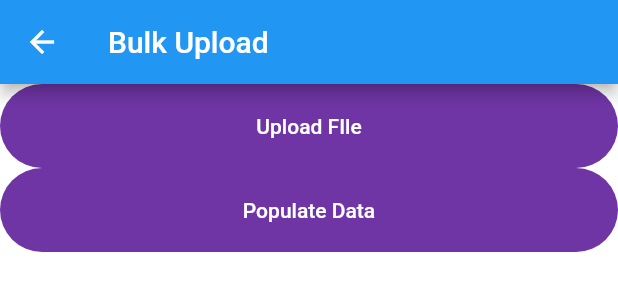
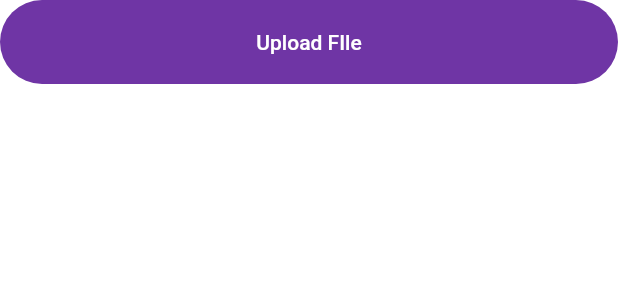
Before and after one commit to Fleonex/jupiter_clone, a Flutter app: what uploadFile() shows on an empty page, opened directly, on a phone screen of 412 x 824 dp. Shown: the top 300 px of the screen. Run offline on Flutter 3.47's test engine with Material 2 defaults, Android fonts, the phone set to English and light mode, and no system bars; our stand-ins replace cloud_firestore, csv, file_picker, firebase_auth, firebase_core, flutter_spinkit and 5 more; missing offline and left inert: dart:ffi, excel; accounts and stored records are empty.

Commit message:
changed excelsheet.dart

```diff
--- a/lib/excelsheet.dart
+++ b/lib/excelsheet.dart
@@ -14,51 +14,23 @@ class uploadFile extends StatefulWidget {
   @override
   State<uploadFile> createState() => _uploadFileState();
 }
+
 class _uploadFileState extends State<uploadFile> {
   List<List<dynamic>> _data = [];
   String? filePath;
-  // This function is triggered when the  button is pressed
   @override
   Widget build(BuildContext context) {
-    return Scaffold(
-        appBar: AppBar(
-          systemOverlayStyle: const SystemUiOverlayStyle(
-            // Status bar color
-            statusBarColor: Colors.white,
-            // Status bar brightness (optional)
-            statusBarIconBrightness:
-                Brightness.dark, // For Android (dark icons)
-            statusBarBrightness: Brightness.light, // For iOS (dark icons)
-          ),
-          title: const Text("Bulk Upload",
-              style: TextStyle(
-                color: Colors.white,
-                fontSize: 20.0,
-              )),
-        ),
-        body: Column(
-          children: [
-            ElevatedButton(
-              child: const Text("Upload FIle"),
-              onPressed: () {
-                _pickFile();
-              },
-            ),
-            ElevatedButton(
-              child: const Text("Populate Data"),
-              onPressed: () {
-                _pickFile();
-              },
-            ),
-          ],
-        ));
+    return ElevatedButton(
+      child: const Text("Upload FIle"),
+      onPressed: () {
+        _pickFile();
+      },
+    );
   }
-
   void _pickFile() async {
     final result = await FilePicker.platform.pickFiles(allowMultiple: false);
     if (result == null) return;
     print("This is the name of the file you picked!" + result.files.first.name);
-
     filePath = result.files.first.path!;
     if (filePath != null) {
       var bytes = File(filePath.toString()).readAsBytesSync();
@@ -80,7 +52,6 @@ class _uploadFileState extends State<uploadFile> {
           } else {
             first = false;
           }
-          // print("The value of each row" + rows.last.toString());
         }
         setState(() {
           _data = rows;
```
